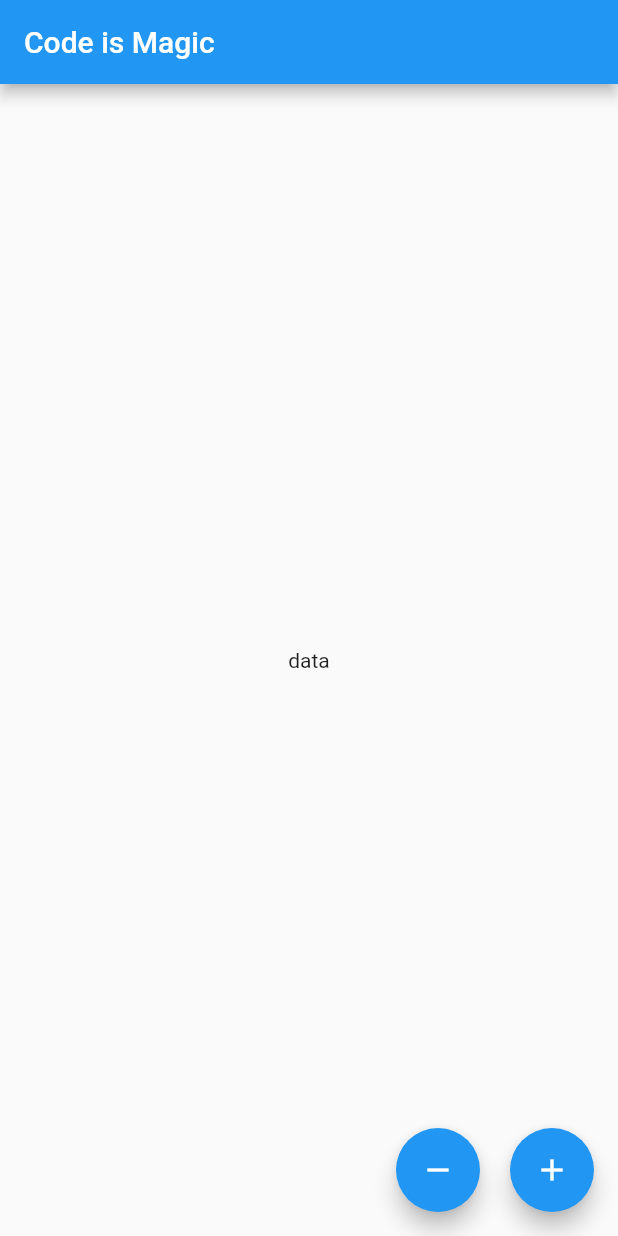
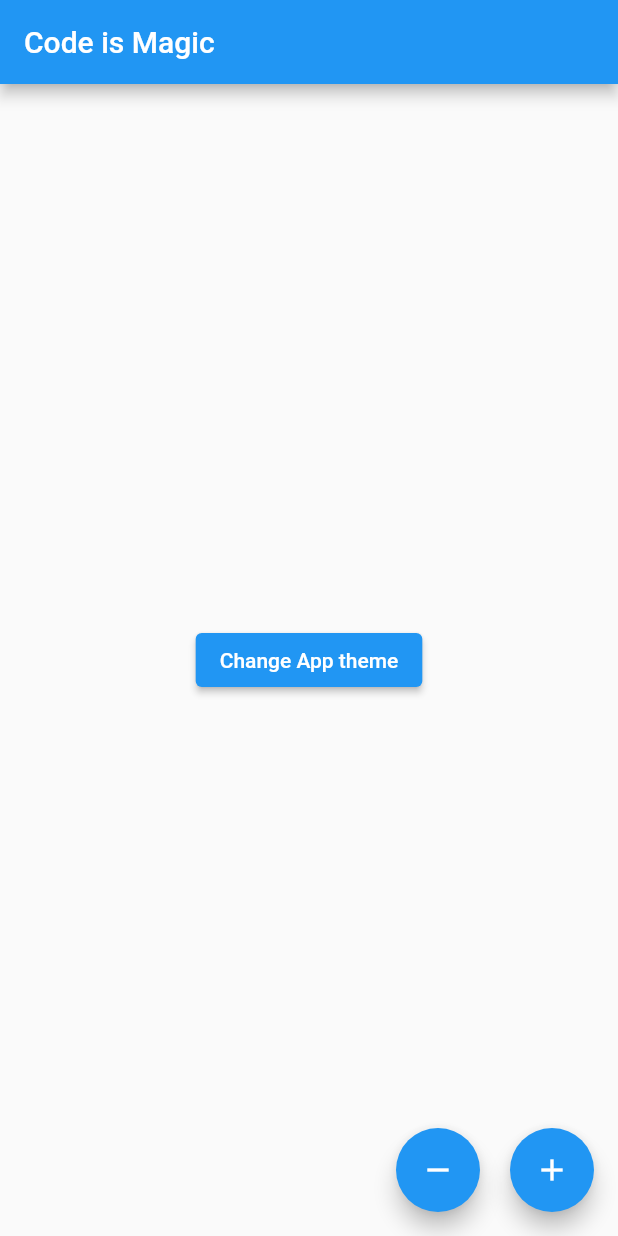
Before and after one commit to Oshinowo/todo-app, a Flutter app: the screen it shows after launch, on a phone screen of 412 x 824 dp. Run offline on Flutter 3.47's test engine with Material 2 defaults, Android fonts, the phone set to English and light mode, and no system bars; our stand-ins replace bloc, equatable, flutter_bloc.

Commit message:
ft(cubit-theme-app): switching app theme feature using cubit

```diff
--- /dev/null
+++ b/lib/cubits/theme/theme_cubit.dart
@@ -0,0 +1,16 @@
+import 'package:bloc/bloc.dart';
+import 'package:equatable/equatable.dart';
+
+part 'theme_state.dart';
+
+class ThemeCubit extends Cubit<ThemeState> {
+  ThemeCubit() : super(ThemeState.initial());
+
+  void onChangeAppState(int radInt) {
+    if (radInt % 2 == 0) {
+      emit(state.copyWith(appTheme: AppTheme.light));
+      return;
+    }
+    emit(state.copyWith(appTheme: AppTheme.dark));
+  }
+}
--- /dev/null
+++ b/lib/cubits/theme/theme_state.dart
@@ -0,0 +1,25 @@
+part of 'theme_cubit.dart';
+
+enum AppTheme { light, dark }
+
+class ThemeState extends Equatable {
+  final AppTheme appTheme;
+
+  const ThemeState({this.appTheme = AppTheme.light});
+
+  factory ThemeState.initial() {
+    return const ThemeState();
+  }
+
+  ThemeState copyWith({
+    AppTheme? appTheme,
+  }) {
+    return const ThemeState();
+  }
+
+  @override
+  bool get stringify => true;
+
+  @override
+  List<Object> get props => [appTheme];
+}
--- a/lib/main.dart
+++ b/lib/main.dart
@@ -1,5 +1,7 @@
 import 'package:flutter/material.dart';
+import 'package:todo_app/cubits/theme/theme_cubit.dart';
 import 'package:todo_app/screens/home_screen.dart';
+import 'package:flutter_bloc/flutter_bloc.dart';
 
 void main() {
   runApp(const TodoApp());
@@ -10,13 +12,20 @@ class TodoApp extends StatelessWidget {
 
   @override
   Widget build(BuildContext context) {
-    return MaterialApp(
-      title: 'Todo Bloc App',
-      debugShowCheckedModeBanner: false,
-      theme: ThemeData(
-        visualDensity: VisualDensity.adaptivePlatformDensity,
+    return BlocProvider<ThemeCubit>(
+      create: (context) => ThemeCubit(),
+      child: BlocBuilder<ThemeCubit, ThemeState>(
+        builder: (context, state) {
+          return MaterialApp(
+            title: 'Todo Bloc App',
+            debugShowCheckedModeBanner: false,
+            theme: state.appTheme == AppTheme.light
+                ? ThemeData.light()
+                : ThemeData.dark(),
+            home: const HomeScreen(),
+          );
+        },
       ),
-      home: const HomeScreen(),
     );
   }
 }
--- a/lib/screens/home_screen.dart
+++ b/lib/screens/home_screen.dart
@@ -1,4 +1,8 @@
+import 'dart:math';
+
 import 'package:flutter/material.dart';
+import 'package:flutter_bloc/flutter_bloc.dart';
+import 'package:todo_app/cubits/theme/theme_cubit.dart';
 
 class HomeScreen extends StatefulWidget {
   const HomeScreen({Key? key}) : super(key: key);
@@ -14,8 +18,14 @@ class _HomeScreenState extends State<HomeScreen> {
       appBar: AppBar(
         title: const Text('Code is Magic'),
       ),
-      body: const Center(
-        child: Text('data'),
+      body: Center(
+        child: ElevatedButton(
+            onPressed: () {
+              int radInt = Random().nextInt(10);
+              print(radInt);
+              context.read<ThemeCubit>().onChangeAppState(radInt);
+            },
+            child: const Text('Change App theme')),
       ),
       floatingActionButton: Row(
         mainAxisAlignment: MainAxisAlignment.end,
```
